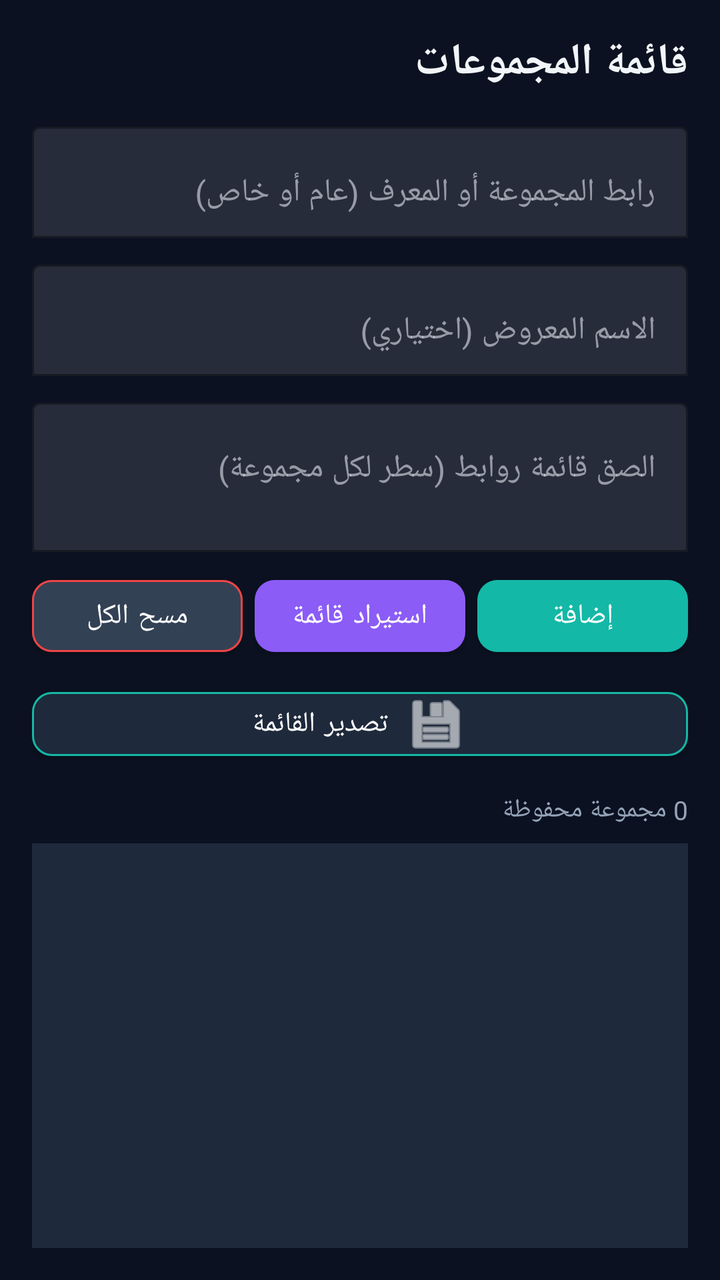
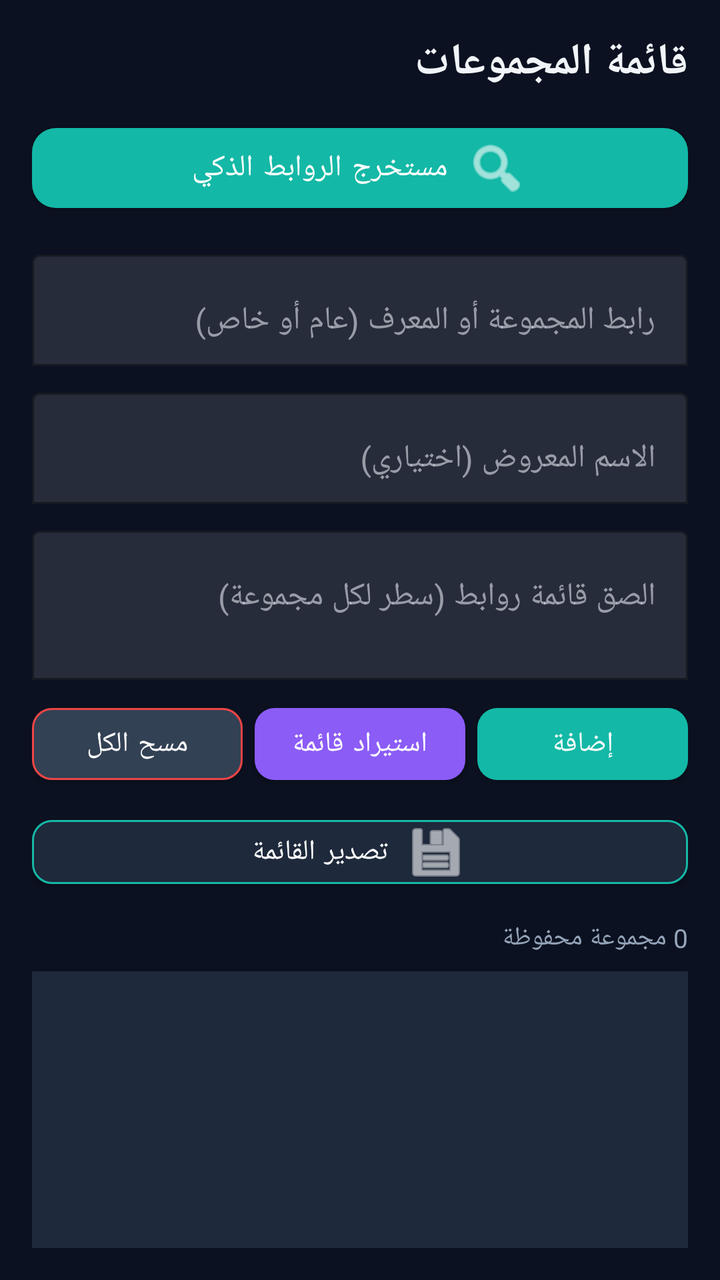

Before-and-after screenshots of an Android layout around one commit, followed by the original layout XML and the change that was made.
<!-- AndroidManifest.xml: application theme Theme.FBPublisherX -->
<!-- res/layout/fragment_groups.xml -->
<?xml version="1.0" encoding="utf-8"?>
<LinearLayout xmlns:android="http://schemas.android.com/apk/res/android"
    xmlns:app="http://schemas.android.com/apk/res-auto"
    android:layout_width="match_parent"
    android:layout_height="match_parent"
    android:orientation="vertical"
    android:background="@color/background"
    android:padding="16dp"
    android:layoutDirection="rtl">

    <TextView
        android:layout_width="match_parent"
        android:layout_height="wrap_content"
        android:text="@string/groups_title"
        android:textColor="@color/on_background"
        android:textSize="22sp"
        android:textStyle="bold"
        android:layout_marginBottom="12dp" />

    <com.google.android.material.textfield.TextInputLayout
        android:layout_width="match_parent"
        android:layout_height="wrap_content"
        app:boxBackgroundMode="outline"
        app:boxStrokeColor="@color/primary"
        android:layout_marginBottom="8dp">
        <com.google.android.material.textfield.TextInputEditText
            android:id="@+id/inputGroupUrl"
            android:layout_width="match_parent"
            android:layout_height="wrap_content"
            android:hint="@string/hint_group_url"
            android:textColor="@color/on_surface"
            android:inputType="textUri"
            android:gravity="start" />
    </com.google.android.material.textfield.TextInputLayout>

    <com.google.android.material.textfield.TextInputLayout
        android:layout_width="match_parent"
        android:layout_height="wrap_content"
        app:boxBackgroundMode="outline"
        app:boxStrokeColor="@color/primary"
        android:layout_marginBottom="8dp">
        <com.google.android.material.textfield.TextInputEditText
            android:id="@+id/inputGroupName"
            android:layout_width="match_parent"
            android:layout_height="wrap_content"
            android:hint="@string/hint_group_name"
            android:textColor="@color/on_surface"
            android:inputType="text"
            android:gravity="start" />
    </com.google.android.material.textfield.TextInputLayout>

    <com.google.android.material.textfield.TextInputLayout
        android:layout_width="match_parent"
        android:layout_height="wrap_content"
        app:boxBackgroundMode="outline"
        app:boxStrokeColor="@color/primary"
        android:layout_marginBottom="8dp">
        <com.google.android.material.textfield.TextInputEditText
            android:id="@+id/inputImportList"
            android:layout_width="match_parent"
            android:layout_height="wrap_content"
            android:hint="@string/hint_import_list"
            android:textColor="@color/on_surface"
            android:inputType="textMultiLine"
            android:minLines="2"
            android:gravity="start|top" />
    </com.google.android.material.textfield.TextInputLayout>

    <LinearLayout
        android:layout_width="match_parent"
        android:layout_height="wrap_content"
        android:orientation="horizontal"
        android:layout_marginBottom="8dp">
        <com.google.android.material.button.MaterialButton
            android:id="@+id/btnAddGroup"
            android:layout_width="0dp"
            android:layout_height="48dp"
            android:layout_weight="1"
            android:text="@string/btn_add_group"
            android:textAllCaps="false"
            app:cornerRadius="10dp"
            app:backgroundTint="@color/primary" />
        <com.google.android.material.button.MaterialButton
            android:id="@+id/btnImportGroups"
            android:layout_width="0dp"
            android:layout_height="48dp"
            android:layout_weight="1"
            android:layout_marginStart="6dp"
            android:layout_marginEnd="6dp"
            android:text="@string/btn_import"
            android:textAllCaps="false"
            app:cornerRadius="10dp"
            app:backgroundTint="@color/secondary" />
        <com.google.android.material.button.MaterialButton
            android:id="@+id/btnClearGroups"
            android:layout_width="0dp"
            android:layout_height="48dp"
            android:layout_weight="1"
            android:text="@string/btn_clear_groups"
            android:textAllCaps="false"
            app:cornerRadius="10dp"
            app:backgroundTint="@color/surface_variant"
            app:strokeColor="@color/error"
            app:strokeWidth="1dp" />
    </LinearLayout>

    <com.google.android.material.button.MaterialButton
        android:id="@+id/btnExportGroups"
        android:layout_width="match_parent"
        android:layout_height="44dp"
        android:text="@string/btn_export"
        android:textAllCaps="false"
        android:layout_marginBottom="12dp"
        app:cornerRadius="10dp"
        app:backgroundTint="@color/surface"
        app:strokeColor="@color/primary"
        app:strokeWidth="1dp"
        app:icon="@android:drawable/ic_menu_save"
        app:iconGravity="textStart" />

    <TextView
        android:id="@+id/groupsCount"
        android:layout_width="match_parent"
        android:layout_height="wrap_content"
        android:text="0 مجموعة محفوظة"
        android:textColor="@color/text_secondary"
        android:textSize="13sp"
        android:layout_marginBottom="8dp" />

    <androidx.recyclerview.widget.RecyclerView
        android:id="@+id/recyclerGroups"
        android:layout_width="match_parent"
        android:layout_height="0dp"
        android:layout_weight="1"
        android:background="@color/surface"
        android:clipToPadding="false"
        android:paddingBottom="8dp" />

</LinearLayout>
<!-- resources referenced by this layout -->
<resources>
  <color name="background">#0B1120</color>
  <color name="error">#EF4444</color>
  <color name="on_background">#F1F5F9</color>
  <color name="on_surface">#E2E8F0</color>
  <color name="primary">#14B8A6</color>
  <color name="secondary">#8B5CF6</color>
  <color name="surface">#1E293B</color>
  <color name="surface_variant">#334155</color>
  <color name="text_secondary">#94A3B8</color>
  <string name="btn_add_group">إضافة</string>
  <string name="btn_clear_groups">مسح الكل</string>
  <string name="btn_export">تصدير القائمة</string>
  <string name="btn_import">استيراد قائمة</string>
  <string name="groups_title">قائمة المجموعات</string>
  <string name="hint_group_name">الاسم المعروض (اختياري)</string>
  <string name="hint_group_url">رابط المجموعة أو المعرف (عام أو خاص)</string>
  <string name="hint_import_list">الصق قائمة روابط (سطر لكل مجموعة)</string>
  <style name="Theme.FBPublisherX" parent="Theme.MaterialComponents.DayNight.NoActionBar">
          <item name="colorPrimary">@color/primary</item>
          <item name="colorPrimaryVariant">@color/primary_variant</item>
          <item name="colorOnPrimary">@color/on_primary</item>
          <item name="colorSecondary">@color/secondary</item>
          <item name="android:statusBarColor">@color/background</item>
          <item name="android:navigationBarColor">@color/surface</item>
          <item name="android:windowBackground">@color/background</item>
          <item name="android:windowLightStatusBar">false</item>
          <item name="colorSurface">@color/surface</item>
          <item name="colorOnSurface">@color/on_surface</item>
      </style>
  <color name="primary_variant">#0F766E</color>
  <color name="on_primary">#FFFFFF</color>
</resources>

<!-- the commit's change to res/layout/fragment_groups.xml (unified diff, before → after) -->
@@ -16,6 +16,20 @@
         android:textSize="22sp"
         android:textStyle="bold"
         android:layout_marginBottom="12dp" />
+
+    <com.google.android.material.button.MaterialButton
+        android:id="@+id/btnSmartExtractor"
+        android:layout_width="match_parent"
+        android:layout_height="52dp"
+        android:text="@string/btn_smart_extractor"
+        android:textAllCaps="false"
+        android:textSize="15sp"
+        android:layout_marginBottom="12dp"
+        app:cornerRadius="12dp"
+        app:backgroundTint="@color/primary"
+        app:icon="@android:drawable/ic_menu_search"
+        app:iconGravity="textStart"
+        app:iconPadding="8dp" />
 
     <com.google.android.material.textfield.TextInputLayout
         android:layout_width="match_parent"
<!-- resource entries referenced after the edit -->
@@ -13,6 +13,7 @@
   <string name="btn_clear_groups">مسح الكل</string>
   <string name="btn_export">تصدير القائمة</string>
   <string name="btn_import">استيراد قائمة</string>
+  <string name="btn_smart_extractor">مستخرج الروابط الذكي</string>
   <string name="groups_title">قائمة المجموعات</string>
   <string name="hint_group_name">الاسم المعروض (اختياري)</string>
   <string name="hint_group_url">رابط المجموعة أو المعرف (عام أو خاص)</string>
